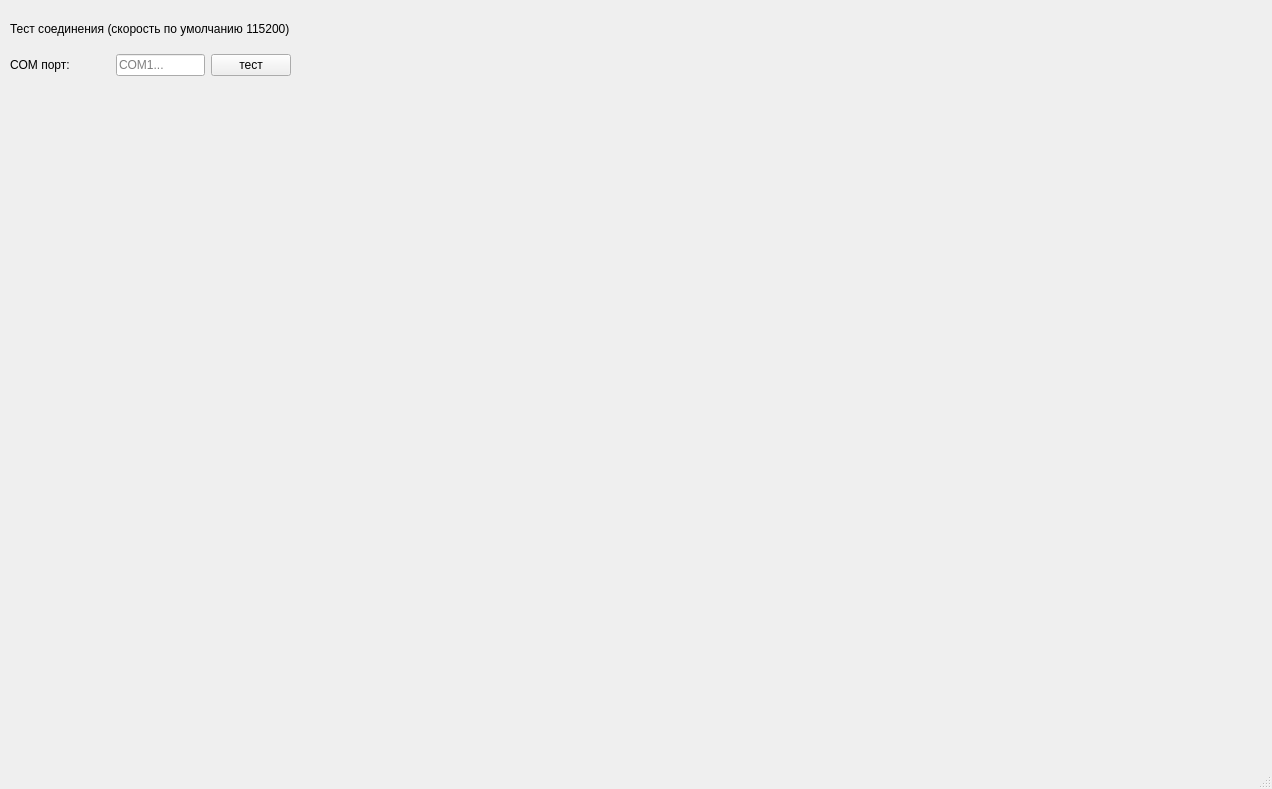
The window that qt_modbus_stend/stend_main_window.ui (akrabatt/qt_modbus_stend) describes before a commit, drawn with Qt 5.
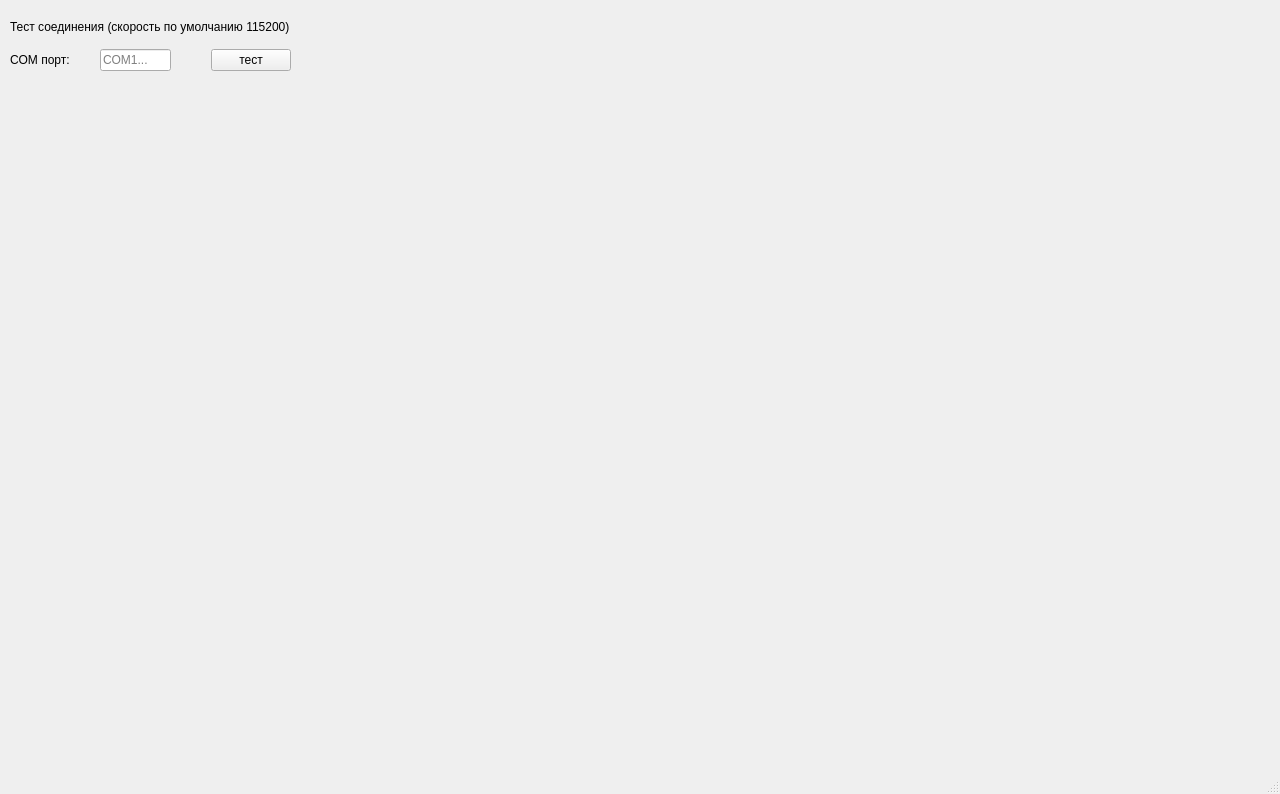
The same window after the commit.

```diff
--- a/qt_modbus_stend/stend_main_window.ui
+++ b/qt_modbus_stend/stend_main_window.ui
@@ -6,8 +6,8 @@
    <rect>
     <x>0</x>
     <y>0</y>
-    <width>1272</width>
-    <height>789</height>
+    <width>1280</width>
+    <height>794</height>
    </rect>
   </property>
   <property name="windowTitle">
@@ -20,7 +20,7 @@
       <x>10</x>
       <y>10</y>
       <width>281</width>
-      <height>66</height>
+      <height>61</height>
      </rect>
     </property>
     <layout class="QVBoxLayout" name="verticalLayout">
@@ -60,6 +60,19 @@
          </property>
         </widget>
        </item>
+       <item>
+        <spacer name="horizontalSpacer_2">
+         <property name="orientation">
+          <enum>Qt::Horizontal</enum>
+         </property>
+         <property name="sizeHint" stdset="0">
+          <size>
+           <width>70</width>
+           <height>20</height>
+          </size>
+         </property>
+        </spacer>
+       </item>
        <item>
         <widget class="QPushButton" name="button_test_connection">
          <property name="text">
```
Left out of the diff: 15 changed lines with no effect on the pictures.
